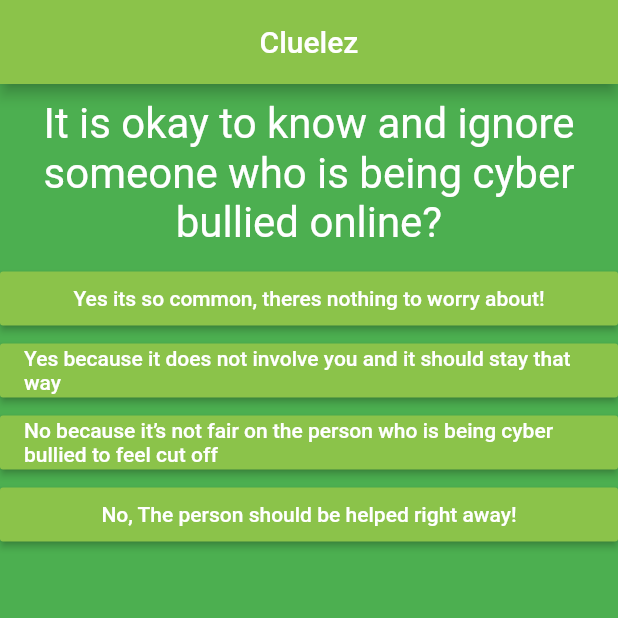
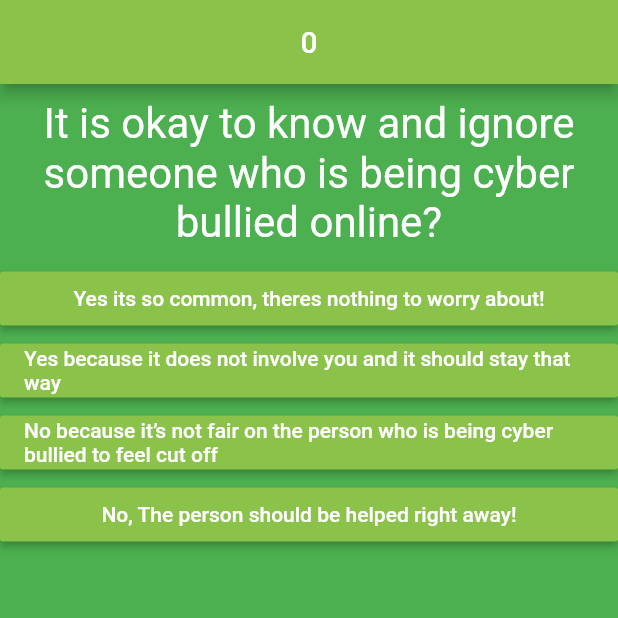
Before and after one commit to sadaniqbal/Cluelez, a Flutter app: the screen it shows after launch, on a phone screen of 412 x 824 dp, the top half of it. Run offline on Flutter 3.47's test engine with Material 2 defaults, Android fonts, the light colour scheme and no system bars.

Commit message:
Added _totalScore in header

```diff
--- a/lib/main.dart
+++ b/lib/main.dart
@@ -52,7 +52,7 @@ class _MyAppState extends State<MyApp> {
       'answers': [
         {
           'Text': 'Yes its so common, theres nothing to worry about!',
-          'Score': 4
+          'Score': 4,
         },
         {
           'Text':
@@ -250,7 +250,7 @@ class _MyAppState extends State<MyApp> {
         backgroundColor: (Colors.green),
         appBar: AppBar(
           backgroundColor: (Colors.lightGreen),
-          title: Center(child: Text("Cluelez")),
+          title: Center(child: Text("$_totalScore")),
         ),
         body: _questionIndex < _questions.length
             ? Quiz(
```
